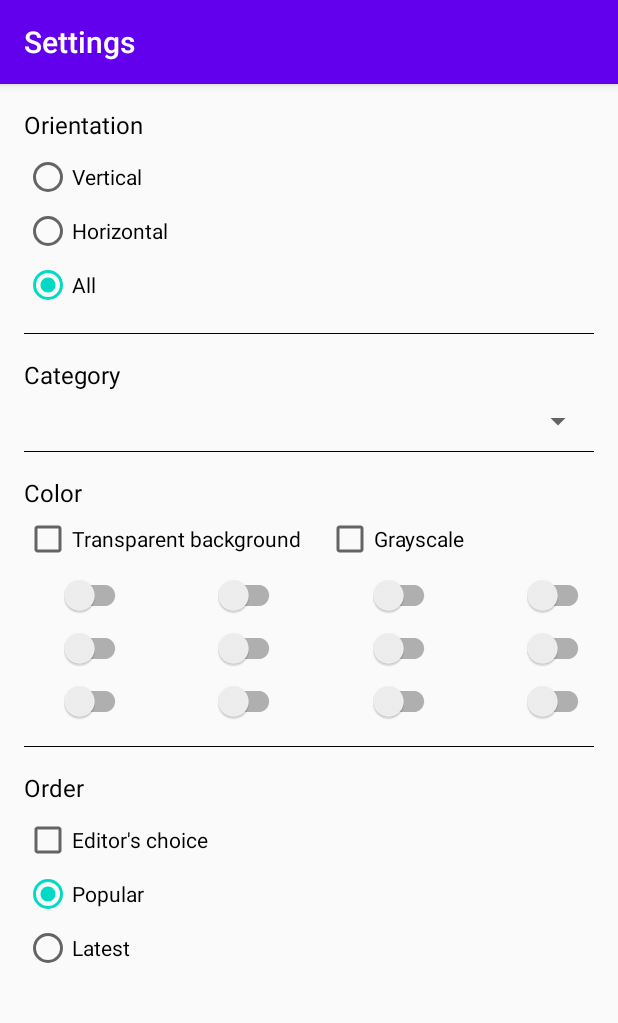
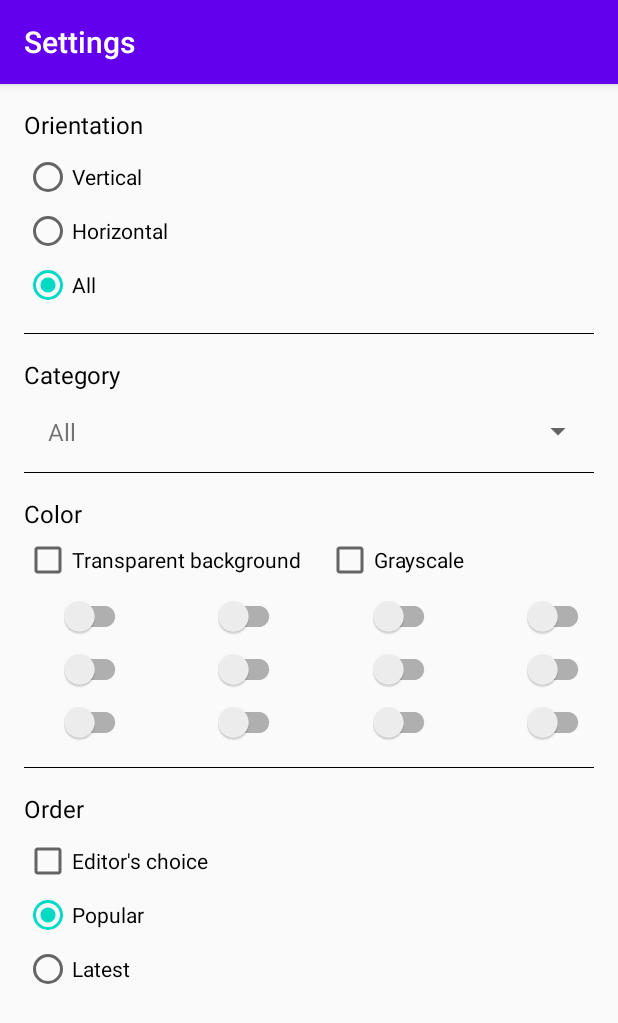
Before and after one commit to turina1v/Oboi, an Android app: the SearchSettingsActivity screen opened directly, with no data from a screen before it, on a phone screen of 412 x 824 dp. Shown: the top 1023 px of the screen. Run offline under Robolectric (Android 15) with nearby library versions, the phone set to English and light mode, and no system bars; plain views replace SwitchButton; network calls fail.

Commit message:
Add: categories to SearchSettingsActivity

```diff
--- /dev/null
+++ b/app/src/main/java/com/turina1v/oboi/data/network/JsonUtils.kt
@@ -0,0 +1,21 @@
+package com.turina1v.oboi.data.network
+
+import android.content.Context
+import java.nio.charset.StandardCharsets
+
+class JsonUtils {
+    companion object {
+        fun loadJsonFromAsset(context: Context, url: String): String? {
+            var json: String? = null
+            kotlin.runCatching {
+                val inputStream = context.assets.open(url)
+                val size = inputStream.available()
+                val buffer = ByteArray(size)
+                inputStream.read(buffer)
+                inputStream.close()
+                json = String(buffer, StandardCharsets.UTF_8)
+            }
+            return json
+        }
+    }
+}
--- /dev/null
+++ b/app/src/main/java/com/turina1v/oboi/domain/Category.kt
@@ -0,0 +1,6 @@
+package com.turina1v.oboi.domain
+
+data class Category(
+    val name: String,
+    val query: String
+)
--- /dev/null
+++ b/app/src/main/java/com/turina1v/oboi/view/CategoryAdapter.kt
@@ -0,0 +1,35 @@
+package com.turina1v.oboi.view
+
+import android.content.Context
+import android.view.LayoutInflater
+import android.view.View
+import android.view.ViewGroup
+import android.widget.ArrayAdapter
+import android.widget.TextView
+import androidx.annotation.LayoutRes
+import com.turina1v.oboi.R
+import com.turina1v.oboi.domain.Category
+
+class CategoryAdapter(
+    context: Context,
+    @LayoutRes private val layoutResource: Int,
+    categories: List<Category>
+) : ArrayAdapter<Category>(context, layoutResource, categories) {
+
+    override fun getView(position: Int, convertView: View?, parent: ViewGroup): View {
+        return processView(position, convertView, parent)
+    }
+
+    override fun getDropDownView(position: Int, convertView: View?, parent: ViewGroup): View {
+        return processView(position, convertView, parent)
+    }
+
+    private fun processView(position: Int, convertView: View?, parent: ViewGroup): View {
+        val category = getItem(position)
+        val view = convertView ?: LayoutInflater.from(context).inflate(layoutResource, parent, false)
+        category?.let {
+            view.findViewById<TextView>(R.id.spinner_item_text).text = category.name
+        }
+        return view
+    }
+}
--- a/app/src/main/java/com/turina1v/oboi/view/SearchSettingsActivity.kt
+++ b/app/src/main/java/com/turina1v/oboi/view/SearchSettingsActivity.kt
@@ -3,12 +3,19 @@ package com.turina1v.oboi.view
 import android.content.Context
 import android.content.Intent
 import android.os.Bundle
+import android.view.View
+import android.widget.AdapterView
 import androidx.appcompat.app.AppCompatActivity
 import androidx.core.view.isVisible
+import com.google.gson.Gson
+import com.google.gson.reflect.TypeToken
 import com.turina1v.oboi.R
+import com.turina1v.oboi.data.network.JsonUtils
+import com.turina1v.oboi.domain.Category
 import com.turina1v.oboi.domain.SearchProps
 import kotlinx.android.synthetic.main.activity_search_settings.*
 import kotlinx.android.synthetic.main.layout_color_switch.*
+import java.util.*
 
 class SearchSettingsActivity : AppCompatActivity() {
 
@@ -31,6 +38,7 @@ class SearchSettingsActivity : AppCompatActivity() {
     private fun setupUi() {
         setUpOrientation()
         setUpColors()
+        setUpCategories()
     }
 
     private fun setUpOrientation() {
@@ -118,7 +126,7 @@ class SearchSettingsActivity : AppCompatActivity() {
             if (isChecked) editedSearchProps.colors.add(COLOR_BROWN)
             else editedSearchProps.colors.remove(COLOR_BROWN)
         }
-        grayscaleCheckbox.setOnCheckedChangeListener { buttonView, isChecked ->
+        grayscaleCheckbox.setOnCheckedChangeListener { _, isChecked ->
             if (isChecked) {
                 editedSearchProps.colors.add(COLOR_GRAYSCALE)
                 colorBlurLayout.isVisible = true
@@ -126,6 +134,38 @@ class SearchSettingsActivity : AppCompatActivity() {
                 editedSearchProps.colors.remove(COLOR_GRAYSCALE)
                 colorBlurLayout.isVisible = false
             }
+        }
+    }
+
+    private fun setUpCategories() {
+        val gson = Gson()
+        val json =
+            if (Locale.getDefault().language == "ru") JsonUtils.loadJsonFromAsset(this, "categories_ru.json")
+            else JsonUtils.loadJsonFromAsset(this, "categories.json")
+        val listType = object : TypeToken<List<Category?>?>() {}.type
+        val categories = gson.fromJson<List<Category>>(json, listType)
+        val adapter = CategoryAdapter(this, R.layout.item_spinner_category, categories)
+        categorySpinner.adapter = adapter
+        val currentCategory = initialSearchProps?.category
+        currentCategory?.let { categoryQuery ->
+            val index = categories.indexOf(categories.firstOrNull { it.query == categoryQuery })
+            categorySpinner.setSelection(index)
+        }
+        categorySpinner.onItemSelectedListener = object : AdapterView.OnItemSelectedListener {
+            override fun onItemSelected(
+                parent: AdapterView<*>?,
+                view: View?,
+                position: Int,
+                id: Long
+            ) {
+                val category = adapter.getItem(position)
+                category?.let {
+                    if (category.query == "all") editedSearchProps.category = null
+                    else editedSearchProps.category = category.query
+                }
+            }
+
+            override fun onNothingSelected(parent: AdapterView<*>?) { }
         }
     }
 
--- /dev/null
+++ b/app/src/main/res/layout/item_spinner_category.xml
@@ -0,0 +1,16 @@
+<?xml version="1.0" encoding="utf-8"?>
+<LinearLayout
+    xmlns:android="http://schemas.android.com/apk/res/android"
+    android:layout_width="match_parent"
+    android:layout_height="match_parent"
+    android:orientation="vertical">
+
+    <TextView
+        android:id="@+id/spinner_item_text"
+        android:textSize="@dimen/text_size_header"
+        android:layout_marginStart="@dimen/default_spacing"
+        android:layout_marginTop="@dimen/line_margin"
+        android:layout_marginBottom="@dimen/line_margin"
+        android:layout_width="match_parent"
+        android:layout_height="wrap_content"/>
+</LinearLayout>
--- a/app/src/main/res/layout/layout_loader.xml
+++ b/app/src/main/res/layout/layout_loader.xml
@@ -20,6 +20,6 @@
         android:gravity="center"
         android:padding="16dp"
         android:text="@string/load_info_images_loading"
-        android:textColor="@android:color/white"
+        android:textColor="@android:color/black"
         tools:textColor="@android:color/black"/>
 </LinearLayout>
```
Also changed, not shown: app/src/main/assets/categories.json (added, +86 -0 lines), app/src/main/assets/categories_ru.json (added, +86 -0 lines).
